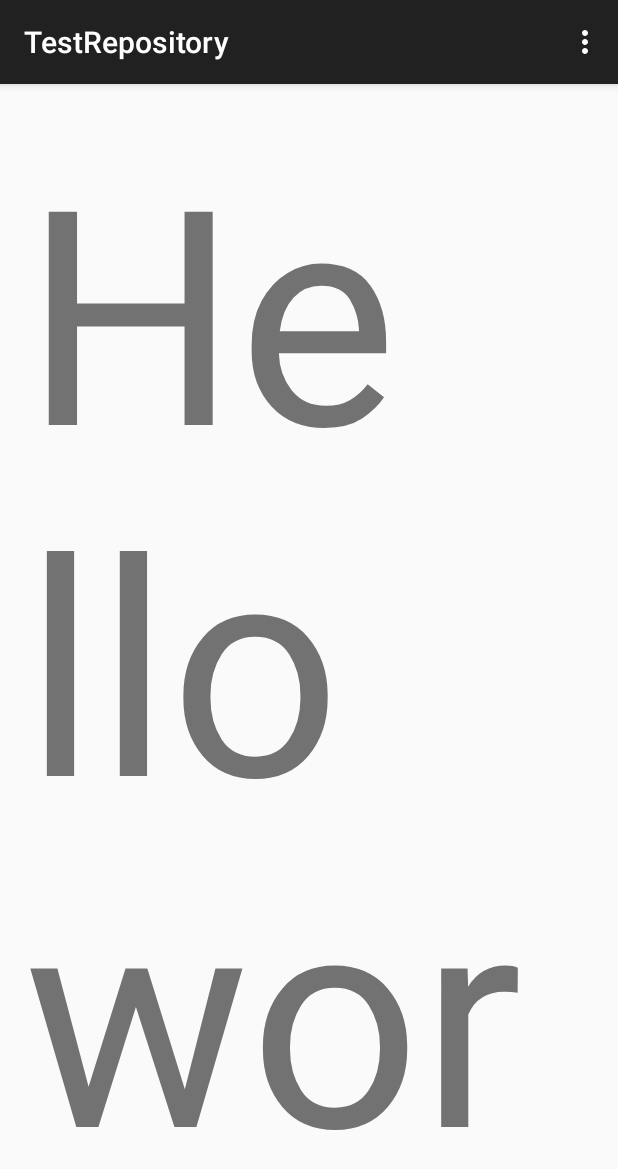
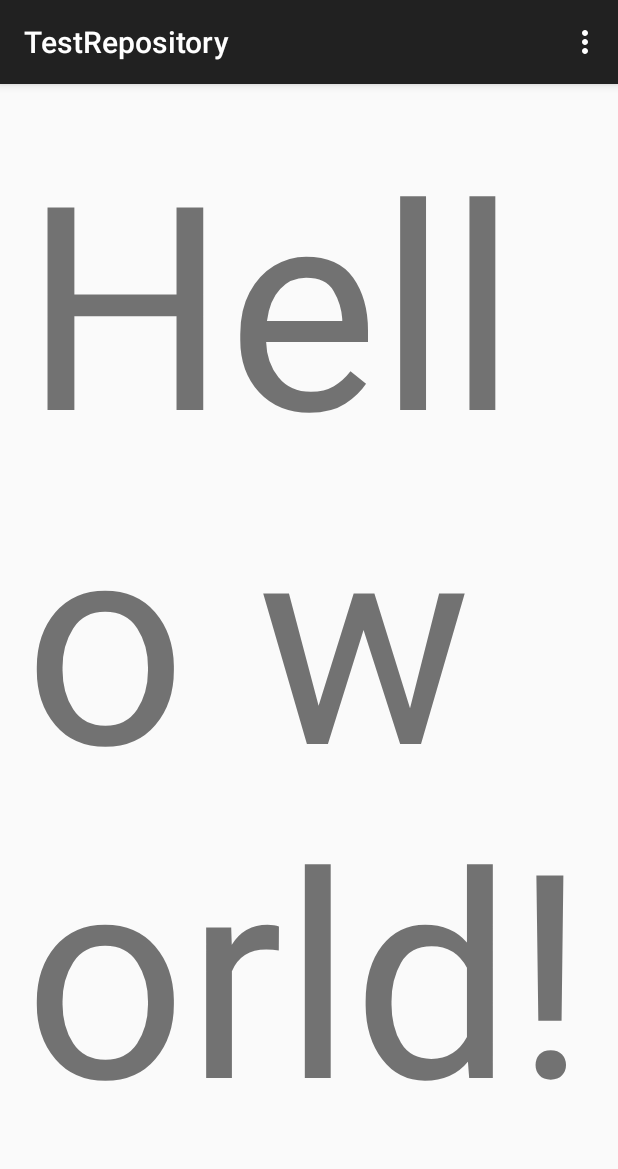
Before and after one commit to liefericcson/testrepository, an Android app: the screen it shows after launch (MainActivity), on a phone screen of 412 x 824 dp. Shown: the top 1169 px of the screen. Run offline under Robolectric (Android 15) with nearby library versions, the phone set to English and light mode, and no system bars.

Commit message:
TESTING PART 2

```diff
--- a/app/src/main/res/layout/activity_main.xml
+++ b/app/src/main/res/layout/activity_main.xml
@@ -6,7 +6,7 @@
     android:paddingBottom="@dimen/activity_vertical_margin" tools:context=".MainActivity">
 
     <TextView android:text="@string/hello_world" android:layout_width="wrap_content"
-        android:textSize="200dp"
+        android:textSize="190dp"
         android:layout_height="wrap_content" />
 
 </RelativeLayout>
```
